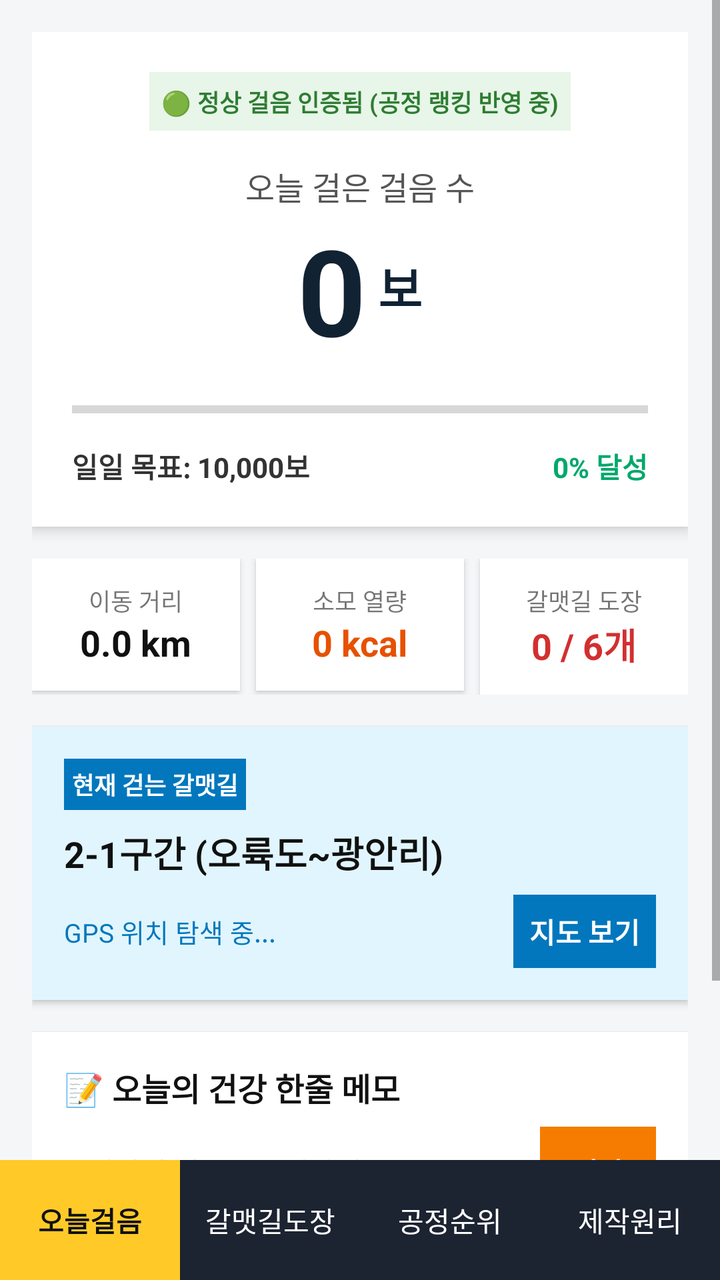
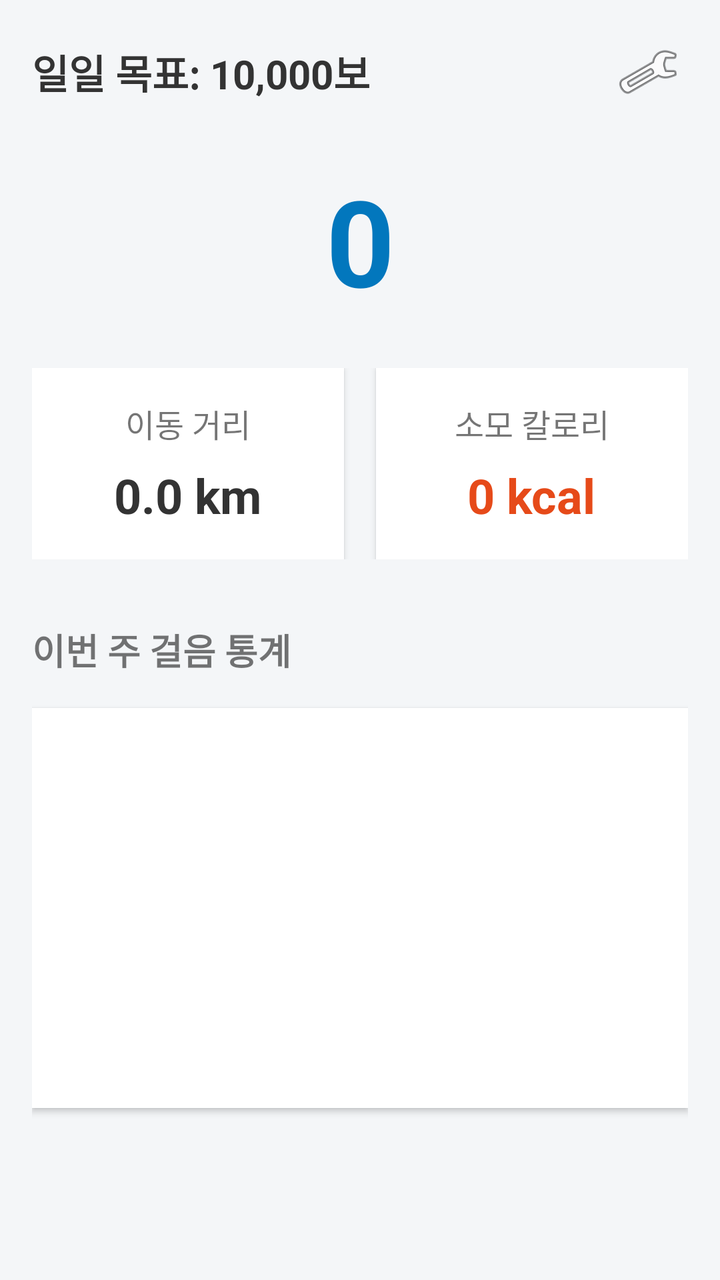

The first picture is an Android layout as it rendered before a commit; the second is the same layout after the commit. The layout source and the unified diff follow.
<!-- AndroidManifest.xml: application theme Theme.AppCompat.Light.NoActionBar -->
<!-- res/layout/activity_main.xml -->
<?xml version="1.0" encoding="utf-8"?>
<RelativeLayout xmlns:android="http://schemas.android.com/apk/res/android"
    android:layout_width="match_parent"
    android:layout_height="match_parent"
    android:background="#F4F6F8">

    <ScrollView
        android:layout_width="match_parent"
        android:layout_height="match_parent"
        android:layout_above="@+id/bottomNav">

        <LinearLayout
            android:layout_width="match_parent"
            android:layout_height="wrap_content"
            android:orientation="vertical"
            android:padding="16dp">

            
            <LinearLayout
                android:layout_width="match_parent"
                android:layout_height="wrap_content"
                android:background="@android:color/white"
                android:elevation="4dp"
                android:orientation="vertical"
                android:padding="20dp"
                android:layout_marginBottom="16dp">

                <TextView
                    android:layout_width="wrap_content"
                    android:layout_height="wrap_content"
                    android:layout_gravity="center"
                    android:background="#E8F5E9"
                    android:padding="6dp"
                    android:text="🟢 정상 걸음 인증됨 (공정 랭킹 반영 중)"
                    android:textColor="#2E7D32"
                    android:textSize="12sp"
                    android:textStyle="bold" />

                <TextView
                    android:layout_width="wrap_content"
                    android:layout_height="wrap_content"
                    android:layout_gravity="center"
                    android:layout_marginTop="16dp"
                    android:text="오늘 걸은 걸음 수"
                    android:textColor="#555555"
                    android:textSize="16sp" />

                <LinearLayout
                    android:layout_width="wrap_content"
                    android:layout_height="wrap_content"
                    android:layout_gravity="center"
                    android:orientation="horizontal">
                    <TextView
                        android:id="@+id/tvStepCount"
                        android:layout_width="wrap_content"
                        android:layout_height="wrap_content"
                        android:text="0"
                        android:textColor="#112233"
                        android:textSize="60sp"
                        android:textStyle="bold" />
                    <TextView
                        android:layout_width="wrap_content"
                        android:layout_height="wrap_content"
                        android:text=" 보"
                        android:textColor="#112233"
                        android:textSize="24sp"
                        android:textStyle="bold"
                        android:layout_gravity="bottom"
                        android:layout_marginBottom="12dp"/>
                </LinearLayout>

                <ProgressBar
                    android:id="@+id/progressBarSteps"
                    style="?android:attr/progressBarStyleHorizontal"
                    android:layout_width="match_parent"
                    android:layout_height="20dp"
                    android:max="10000"
                    android:progress="0"
                    android:layout_marginTop="10dp"/>

                <RelativeLayout
                    android:layout_width="match_parent"
                    android:layout_height="wrap_content"
                    android:layout_marginTop="8dp">
                    <TextView
                        android:layout_width="wrap_content"
                        android:layout_height="wrap_content"
                        android:text="일일 목표: 10,000보"
                        android:textColor="#333333"
                        android:textStyle="bold"/>
                    <TextView
                        android:id="@+id/tvProgressPercent"
                        android:layout_width="wrap_content"
                        android:layout_height="wrap_content"
                        android:layout_alignParentRight="true"
                        android:text="0% 달성"
                        android:textColor="#00A86B"
                        android:textStyle="bold"/>
                </RelativeLayout>
            </LinearLayout>

            
            <LinearLayout
                android:layout_width="match_parent"
                android:layout_height="wrap_content"
                android:orientation="horizontal"
                android:weightSum="3"
                android:layout_marginBottom="16dp">

                <LinearLayout
                    android:layout_width="0dp"
                    android:layout_height="wrap_content"
                    android:layout_weight="1"
                    android:background="@android:color/white"
                    android:elevation="2dp"
                    android:orientation="vertical"
                    android:gravity="center"
                    android:padding="12dp"
                    android:layout_marginRight="4dp">
                    <TextView android:layout_width="wrap_content" android:layout_height="wrap_content" android:text="이동 거리" android:textSize="12sp"/>
                    <TextView android:id="@+id/tvDistance" android:layout_width="wrap_content" android:layout_height="wrap_content" android:text="0.0 km" android:textSize="18sp" android:textStyle="bold" android:textColor="#111"/>
                </LinearLayout>

                <LinearLayout
                    android:layout_width="0dp"
                    android:layout_height="wrap_content"
                    android:layout_weight="1"
                    android:background="@android:color/white"
                    android:elevation="2dp"
                    android:orientation="vertical"
                    android:gravity="center"
                    android:padding="12dp"
                    android:layout_marginRight="4dp"
                    android:layout_marginLeft="4dp">
                    <TextView android:layout_width="wrap_content" android:layout_height="wrap_content" android:text="소모 열량" android:textSize="12sp"/>
                    <TextView android:id="@+id/tvCalories" android:layout_width="wrap_content" android:layout_height="wrap_content" android:text="0 kcal" android:textSize="18sp" android:textStyle="bold" android:textColor="#E65100"/>
                </LinearLayout>

                <LinearLayout
                    android:layout_width="0dp"
                    android:layout_height="wrap_content"
                    android:layout_weight="1"
                    android:background="@android:color/white"
                    android:elevation="2dp"
                    android:orientation="vertical"
                    android:gravity="center"
                    android:padding="12dp"
                    android:layout_marginLeft="4dp">
                    <TextView android:layout_width="wrap_content" android:layout_height="wrap_content" android:text="갈맷길 도장" android:textSize="12sp"/>
                    <TextView android:layout_width="wrap_content" android:layout_height="wrap_content" android:text="0 / 6개" android:textSize="18sp" android:textStyle="bold" android:textColor="#D32F2F"/>
                </LinearLayout>
            </LinearLayout>

            
            <LinearLayout
                android:layout_width="match_parent"
                android:layout_height="wrap_content"
                android:background="#E1F5FE"
                android:elevation="2dp"
                android:orientation="vertical"
                android:padding="16dp"
                android:layout_marginBottom="16dp">

                <TextView
                    android:layout_width="wrap_content"
                    android:layout_height="wrap_content"
                    android:background="#0277BD"
                    android:textColor="#FFF"
                    android:text="현재 걷는 갈맷길"
                    android:padding="4dp"
                    android:textSize="12sp"
                    android:textStyle="bold"/>

                <TextView
                    android:layout_width="match_parent"
                    android:layout_height="wrap_content"
                    android:text="2-1구간 (오륙도~광안리)"
                    android:textColor="#111"
                    android:textSize="18sp"
                    android:textStyle="bold"
                    android:layout_marginTop="8dp"/>

                <RelativeLayout
                    android:layout_width="match_parent"
                    android:layout_height="wrap_content"
                    android:layout_marginTop="8dp">
                    <TextView
                        android:id="@+id/tvGpsStatus"
                        android:layout_width="wrap_content"
                        android:layout_height="wrap_content"
                        android:text="GPS 위치 탐색 중..."
                        android:textColor="#0277BD"
                        android:textSize="13sp"
                        android:layout_centerVertical="true"/>
                    <TextView
                        android:id="@+id/btnMap"
                        android:layout_width="wrap_content"
                        android:layout_height="wrap_content"
                        android:layout_alignParentRight="true"
                        android:layout_centerVertical="true"
                        android:background="#0277BD"
                        android:textColor="#FFFFFF"
                        android:padding="8dp"
                        android:textStyle="bold"
                        android:text="지도 보기"/>
                </RelativeLayout>
            </LinearLayout>

            
            <LinearLayout
                android:layout_width="match_parent"
                android:layout_height="wrap_content"
                android:background="@android:color/white"
                android:elevation="2dp"
                android:orientation="vertical"
                android:padding="16dp"
                android:layout_marginBottom="30dp">

                <TextView
                    android:layout_width="wrap_content"
                    android:layout_height="wrap_content"
                    android:text="📝 오늘의 건강 한줄 메모"
                    android:textColor="#111"
                    android:textSize="16sp"
                    android:textStyle="bold"
                    android:layout_marginBottom="8dp"/>

                <LinearLayout
                    android:layout_width="match_parent"
                    android:layout_height="wrap_content"
                    android:orientation="horizontal">
                    <EditText
                        android:id="@+id/etMemo"
                        android:layout_width="0dp"
                        android:layout_height="wrap_content"
                        android:layout_weight="1"
                        android:hint="여기에 메모를 입력하세요"
                        android:background="@android:color/transparent"
                        android:padding="12dp"
                        android:textSize="14sp"/>
                    <TextView
                        android:id="@+id/btnSaveMemo"
                        android:layout_width="wrap_content"
                        android:layout_height="match_parent"
                        android:text="저장"
                        android:background="#F57C00"
                        android:textColor="#FFFFFF"
                        android:gravity="center"
                        android:paddingLeft="16dp"
                        android:paddingRight="16dp"
                        android:textStyle="bold"
                        android:layout_marginLeft="8dp"/>
                </LinearLayout>

                <LinearLayout
                    android:id="@+id/layoutMemos"
                    android:layout_width="match_parent"
                    android:layout_height="wrap_content"
                    android:orientation="vertical"
                    android:layout_marginTop="16dp"/>
            </LinearLayout>
        </LinearLayout>
    </ScrollView>

    <LinearLayout
        android:id="@+id/bottomNav"
        android:layout_width="match_parent"
        android:layout_height="60dp"
        android:layout_alignParentBottom="true"
        android:background="#1C2331"
        android:orientation="horizontal"
        android:weightSum="4">
        
        <TextView android:layout_width="0dp" android:layout_height="match_parent" android:layout_weight="1" android:text="오늘걸음" android:textColor="#111" android:background="#FFCA28" android:gravity="center" android:textStyle="bold"/>
        
        <TextView android:id="@+id/tabStamp" android:layout_width="0dp" android:layout_height="match_parent" android:layout_weight="1" android:text="갈맷길도장" android:textColor="#FFF" android:gravity="center"/>
        <TextView android:layout_width="0dp" android:layout_height="match_parent" android:layout_weight="1" android:text="공정순위" android:textColor="#FFF" android:gravity="center"/>
        <TextView android:layout_width="0dp" android:layout_height="match_parent" android:layout_weight="1" android:text="제작원리" android:textColor="#FFF" android:gravity="center"/>
    </LinearLayout>
</RelativeLayout>
<!-- resources referenced by this layout -->
<resources>

</resources>

<!-- the commit's change to res/layout/activity_main.xml (unified diff, before → after) -->
@@ -1,280 +1,103 @@
 <?xml version="1.0" encoding="utf-8"?>
-<RelativeLayout xmlns:android="http://schemas.android.com/apk/res/android"
+<LinearLayout xmlns:android="http://schemas.android.com/apk/res/android"
     android:layout_width="match_parent"
     android:layout_height="match_parent"
-    android:background="#F4F6F8">
+    android:orientation="vertical"
+    android:background="#F4F6F8"
+    android:padding="16dp">
 
-    <ScrollView
+    
+    <LinearLayout
         android:layout_width="match_parent"
-        android:layout_height="match_parent"
-        android:layout_above="@+id/bottomNav">
+        android:layout_height="wrap_content"
+        android:orientation="horizontal"
+        android:gravity="center_vertical"
+        android:layout_marginBottom="24dp">
+        <TextView
+            android:id="@+id/tvDailyGoal"
+            android:layout_width="0dp"
+            android:layout_height="wrap_content"
+            android:layout_weight="1"
+            android:text="일일 목표: 10,000보"
+            android:textSize="20sp"
+            android:textStyle="bold"
+            android:textColor="#333333"/>
+        <ImageButton
+            android:id="@+id/btnSetGoal"
+            android:layout_width="40dp"
+            android:layout_height="40dp"
+            android:background="?attr/selectableItemBackgroundBorderless"
+            android:src="@android:drawable/ic_menu_manage"
+            android:contentDescription="목표 설정" />
+    </LinearLayout>
+
+    
+    <TextView
+        android:id="@+id/tvStepCount"
+        android:layout_width="match_parent"
+        android:layout_height="wrap_content"
+        android:text="0"
+        android:textSize="60sp"
+        android:textStyle="bold"
+        android:textColor="#0277BD"
+        android:gravity="center"
+        android:layout_marginBottom="24dp"/>
+
+    
+    <LinearLayout
+        android:layout_width="match_parent"
+        android:layout_height="wrap_content"
+        android:orientation="horizontal"
+        android:weightSum="2"
+        android:layout_marginBottom="32dp">
+        
+        <LinearLayout
+            android:layout_width="0dp"
+            android:layout_height="wrap_content"
+            android:layout_weight="1"
+            android:orientation="vertical"
+            android:gravity="center"
+            android:background="@android:color/white"
+            android:padding="16dp"
+            android:layout_marginEnd="8dp"
+            android:elevation="2dp">
+            <TextView android:layout_width="wrap_content" android:layout_height="wrap_content" android:text="이동 거리" android:textSize="16sp"/>
+            <TextView android:id="@+id/tvDistance" android:layout_width="wrap_content" android:layout_height="wrap_content" android:text="0.0 km" android:textSize="24sp" android:textStyle="bold" android:textColor="#333333" android:layout_marginTop="8dp"/>
+        </LinearLayout>
 
         <LinearLayout
-            android:layout_width="match_parent"
+            android:layout_width="0dp"
             android:layout_height="wrap_content"
+            android:layout_weight="1"
             android:orientation="vertical"
-            android:padding="16dp">
+            android:gravity="center"
+            android:background="@android:color/white"
+            android:padding="16dp"
+            android:layout_marginStart="8dp"
+            android:elevation="2dp">
+            <TextView android:layout_width="wrap_content" android:layout_height="wrap_content" android:text="소모 칼로리" android:textSize="16sp"/>
+            <TextView android:id="@+id/tvCalories" android:layout_width="wrap_content" android:layout_height="wrap_content" android:text="0 kcal" android:textSize="24sp" android:textStyle="bold" android:textColor="#E64A19" android:layout_marginTop="8dp"/>
+        </LinearLayout>
+    </LinearLayout>
 
-            
-            <LinearLayout
-                android:layout_width="match_parent"
-                android:layout_height="wrap_content"
-                android:background="@android:color/white"
-                android:elevation="4dp"
-                android:orientation="vertical"
-                android:padding="20dp"
-                android:layout_marginBottom="16dp">
+    <TextView
+        android:layout_width="match_parent"
+        android:layout_height="wrap_content"
+        android:text="이번 주 걸음 통계"
+        android:textSize="18sp"
+        android:textStyle="bold"
+        android:layout_marginBottom="16dp"/>
 
-                <TextView
-                    android:layout_width="wrap_content"
-                    android:layout_height="wrap_content"
-                    android:layout_gravity="center"
-                    android:background="#E8F5E9"
-                    android:padding="6dp"
-                    android:text="🟢 정상 걸음 인증됨 (공정 랭킹 반영 중)"
-                    android:textColor="#2E7D32"
-                    android:textSize="12sp"
-                    android:textStyle="bold" />
-
-                <TextView
-                    android:layout_width="wrap_content"
-                    android:layout_height="wrap_content"
-                    android:layout_gravity="center"
-                    android:layout_marginTop="16dp"
-                    android:text="오늘 걸은 걸음 수"
-                    android:textColor="#555555"
-                    android:textSize="16sp" />
-
-                <LinearLayout
-                    android:layout_width="wrap_content"
-                    android:layout_height="wrap_content"
-                    android:layout_gravity="center"
-                    android:orientation="horizontal">
-                    <TextView
-                        android:id="@+id/tvStepCount"
-                        android:layout_width="wrap_content"
-                        android:layout_height="wrap_content"
-                        android:text="0"
-                        android:textColor="#112233"
-                        android:textSize="60sp"
-                        android:textStyle="bold" />
-                    <TextView
-                        android:layout_width="wrap_content"
-                        android:layout_height="wrap_content"
-                        android:text=" 보"
-                        android:textColor="#112233"
-                        android:textSize="24sp"
-                        android:textStyle="bold"
-                        android:layout_gravity="bottom"
-                        android:layout_marginBottom="12dp"/>
-                </LinearLayout>
-
-                <ProgressBar
-                    android:id="@+id/progressBarSteps"
-                    style="?android:attr/progressBarStyleHorizontal"
-                    android:layout_width="match_parent"
-                    android:layout_height="20dp"
-                    android:max="10000"
-                    android:progress="0"
-                    android:layout_marginTop="10dp"/>
-
-                <RelativeLayout
-                    android:layout_width="match_parent"
-                    android:layout_height="wrap_content"
-                    android:layout_marginTop="8dp">
-                    <TextView
-                        android:layout_width="wrap_content"
-                        android:layout_height="wrap_content"
-                        android:text="일일 목표: 10,000보"
-                        android:textColor="#333333"
-                        android:textStyle="bold"/>
-                    <TextView
-                        android:id="@+id/tvProgressPercent"
-                        android:layout_width="wrap_content"
-                        android:layout_height="wrap_content"
-                        android:layout_alignParentRight="true"
-                        android:text="0% 달성"
-                        android:textColor="#00A86B"
-                        android:textStyle="bold"/>
-                </RelativeLayout>
-            </LinearLayout>
-
-            
-            <LinearLayout
-                android:layout_width="match_parent"
-                android:layout_height="wrap_content"
-                android:orientation="horizontal"
-                android:weightSum="3"
-                android:layout_marginBottom="16dp">
-
-                <LinearLayout
-                    android:layout_width="0dp"
-                    android:layout_height="wrap_content"
-                    android:layout_weight="1"
-                    android:background="@android:color/white"
-                    android:elevation="2dp"
-                    android:orientation="vertical"
-                    android:gravity="center"
-                    android:padding="12dp"
-                    android:layout_marginRight="4dp">
-                    <TextView android:layout_width="wrap_content" android:layout_height="wrap_content" android:text="이동 거리" android:textSize="12sp"/>
-                    <TextView android:id="@+id/tvDistance" android:layout_width="wrap_content" android:layout_height="wrap_content" android:text="0.0 km" android:textSize="18sp" android:textStyle="bold" android:textColor="#111"/>
-                </LinearLayout>
-
-                <LinearLayout
-                    android:layout_width="0dp"
-                    android:layout_height="wrap_content"
-                    android:layout_weight="1"
-                    android:background="@android:color/white"
-                    android:elevation="2dp"
-                    android:orientation="vertical"
-                    android:gravity="center"
-                    android:padding="12dp"
-                    android:layout_marginRight="4dp"
-                    android:layout_marginLeft="4dp">
-                    <TextView android:layout_width="wrap_content" android:layout_height="wrap_content" android:text="소모 열량" android:textSize="12sp"/>
-                    <TextView android:id="@+id/tvCalories" android:layout_width="wrap_content" android:layout_height="wrap_content" android:text="0 kcal" android:textSize="18sp" android:textStyle="bold" android:textColor="#E65100"/>
-                </LinearLayout>
-
-                <LinearLayout
-                    android:layout_width="0dp"
-                    android:layout_height="wrap_content"
-                    android:layout_weight="1"
-                    android:background="@android:color/white"
-                    android:elevation="2dp"
-                    android:orientation="vertical"
-                    android:gravity="center"
-                    android:padding="12dp"
-                    android:layout_marginLeft="4dp">
-                    <TextView android:layout_width="wrap_content" android:layout_height="wrap_content" android:text="갈맷길 도장" android:textSize="12sp"/>
-                    <TextView android:layout_width="wrap_content" android:layout_height="wrap_content" android:text="0 / 6개" android:textSize="18sp" android:textStyle="bold" android:textColor="#D32F2F"/>
-                </LinearLayout>
-            </LinearLayout>
-
-            
-            <LinearLayout
-                android:layout_width="match_parent"
-                android:layout_height="wrap_content"
-                android:background="#E1F5FE"
-                android:elevation="2dp"
-                android:orientation="vertical"
-                android:padding="16dp"
-                android:layout_marginBottom="16dp">
-
-                <TextView
-                    android:layout_width="wrap_content"
-                    android:layout_height="wrap_content"
-                    android:background="#0277BD"
-                    android:textColor="#FFF"
-                    android:text="현재 걷는 갈맷길"
-                    android:padding="4dp"
-                    android:textSize="12sp"
-                    android:textStyle="bold"/>
-
-                <TextView
-                    android:layout_width="match_parent"
-                    android:layout_height="wrap_content"
-                    android:text="2-1구간 (오륙도~광안리)"
-                    android:textColor="#111"
-                    android:textSize="18sp"
-                    android:textStyle="bold"
-                    android:layout_marginTop="8dp"/>
-
-                <RelativeLayout
-                    android:layout_width="match_parent"
-                    android:layout_height="wrap_content"
-                    android:layout_marginTop="8dp">
-                    <TextView
-                        android:id="@+id/tvGpsStatus"
-                        android:layout_width="wrap_content"
-                        android:layout_height="wrap_content"
-                        android:text="GPS 위치 탐색 중..."
-                        android:textColor="#0277BD"
-                        android:textSize="13sp"
-                        android:layout_centerVertical="true"/>
-                    <TextView
-                        android:id="@+id/btnMap"
-                        android:layout_width="wrap_content"
-                        android:layout_height="wrap_content"
-                        android:layout_alignParentRight="true"
-                        android:layout_centerVertical="true"
-                        android:background="#0277BD"
-                        android:textColor="#FFFFFF"
-                        android:padding="8dp"
-                        android:textStyle="bold"
-                        android:text="지도 보기"/>
-                </RelativeLayout>
-            </LinearLayout>
-
-            
-            <LinearLayout
-                android:layout_width="match_parent"
-                android:layout_height="wrap_content"
-                android:background="@android:color/white"
-                android:elevation="2dp"
-                android:orientation="vertical"
-                android:padding="16dp"
-                android:layout_marginBottom="30dp">
-
-                <TextView
-                    android:layout_width="wrap_content"
-                    android:layout_height="wrap_content"
-                    android:text="📝 오늘의 건강 한줄 메모"
-                    android:textColor="#111"
-                    android:textSize="16sp"
-                    android:textStyle="bold"
-                    android:layout_marginBottom="8dp"/>
-
-                <LinearLayout
-                    android:layout_width="match_parent"
-                    android:layout_height="wrap_content"
-                    android:orientation="horizontal">
-                    <EditText
-                        android:id="@+id/etMemo"
-                        android:layout_width="0dp"
-                        android:layout_height="wrap_content"
-                        android:layout_weight="1"
-                        android:hint="여기에 메모를 입력하세요"
-                        android:background="@android:color/transparent"
-                        android:padding="12dp"
-                        android:textSize="14sp"/>
-                    <TextView
-                        android:id="@+id/btnSaveMemo"
-                        android:layout_width="wrap_content"
-                        android:layout_height="match_parent"
-                        android:text="저장"
-                        android:background="#F57C00"
-                        android:textColor="#FFFFFF"
-                        android:gravity="center"
-                        android:paddingLeft="16dp"
-                        android:paddingRight="16dp"
-                        android:textStyle="bold"
-                        android:layout_marginLeft="8dp"/>
-                </LinearLayout>
-
-                <LinearLayout
-                    android:id="@+id/layoutMemos"
-                    android:layout_width="match_parent"
-                    android:layout_height="wrap_content"
-                    android:orientation="vertical"
-                    android:layout_marginTop="16dp"/>
-            </LinearLayout>
-        </LinearLayout>
-    </ScrollView>
-
+    
     <LinearLayout
-        android:id="@+id/bottomNav"
+        android:id="@+id/chartContainer"
         android:layout_width="match_parent"
-        android:layout_height="60dp"
-        android:layout_alignParentBottom="true"
-        android:background="#1C2331"
+        android:layout_height="200dp"
         android:orientation="horizontal"
-        android:weightSum="4">
+        android:weightSum="7"
+        android:background="@android:color/white"
+        android:padding="16dp"
+        android:elevation="2dp">
         
-        <TextView android:layout_width="0dp" android:layout_height="match_parent" android:layout_weight="1" android:text="오늘걸음" android:textColor="#111" android:background="#FFCA28" android:gravity="center" android:textStyle="bold"/>
-        
-        <TextView android:id="@+id/tabStamp" android:layout_width="0dp" android:layout_height="match_parent" android:layout_weight="1" android:text="갈맷길도장" android:textColor="#FFF" android:gravity="center"/>
-        <TextView android:layout_width="0dp" android:layout_height="match_parent" android:layout_weight="1" android:text="공정순위" android:textColor="#FFF" android:gravity="center"/>
-        <TextView android:layout_width="0dp" android:layout_height="match_parent" android:layout_weight="1" android:text="제작원리" android:textColor="#FFF" android:gravity="center"/>
     </LinearLayout>
-</RelativeLayout>
+</LinearLayout>
